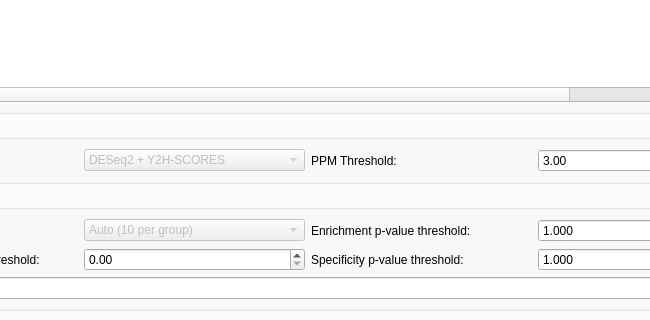
Old version of the form deseq2/ui/src/mainwindow.ui in the repository emptyewer/deepn-; both pictures show x 172 to 822 and y 140 to 460 of the 1366 by 800 pixel window.
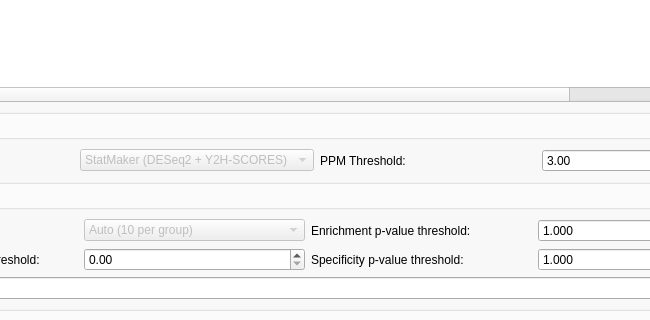
New version of the form. Icons and pictures are not drawn.

Patch:
```diff
--- a/deseq2/ui/src/mainwindow.ui
+++ b/deseq2/ui/src/mainwindow.ui
@@ -178,7 +178,7 @@
                </property>
                <item>
                 <property name="text">
-                 <string>DESeq2 + Y2H-SCORES</string>
+                 <string>StatMaker (DESeq2 + Y2H-SCORES)</string>
                 </property>
                </item>
               </widget>
```
